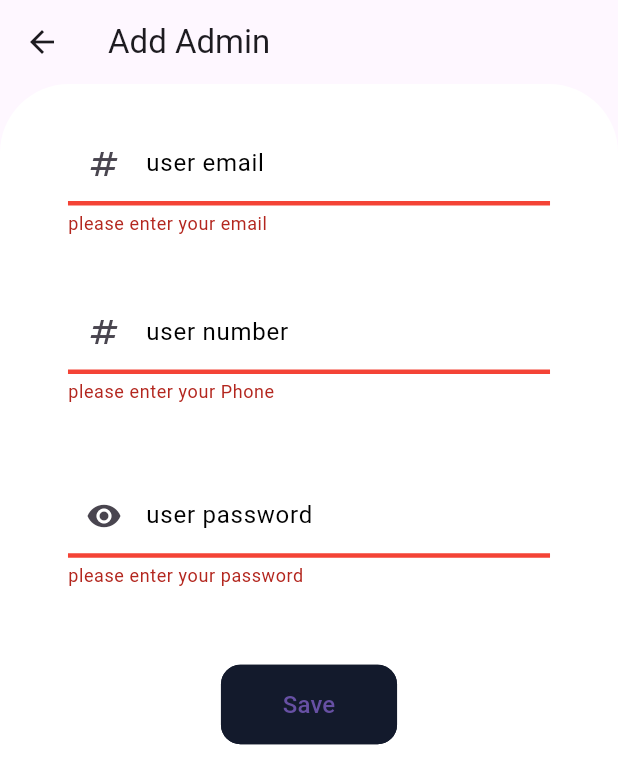
After one commit to r00texploit/barcode, a Flutter app: the AddAdmin screen opened directly, after a tap on "Save", on a phone screen of 412 x 824 dp. The commit adds this screen. Shown: the top 784 px of the screen. Run offline on Flutter 3.47's test engine with Material 3 defaults, Android fonts, the light colour scheme and no system bars; our stand-ins replace cached_network_image, camera, cloud_firestore, firebase_auth, firebase_core, firebase_storage and 3 more; missing offline and left inert: bottom_picker, google_mlkit_barcode_scanning, google_mlkit_commons; accounts and stored records are empty.

Commit message:
add v3.1

```diff
--- a/lib/controller/auth_controller.dart
+++ b/lib/controller/auth_controller.dart
@@ -197,6 +197,39 @@ class AuthController extends GetxController {
     }
   }
 
+  void addAdmin() async {
+    final isValid = formKey.currentState!.validate();
+    if (!isValid) {
+      update();
+      return;
+    } else {
+      try {
+        showdilog();
+        FirebaseAuth auth = FirebaseAuth.instance;
+        final credential = await auth.createUserWithEmailAndPassword(
+            email: email.text, password: password.text);
+        await credential.user!.reload();
+        await FirebaseFirestore.instance
+            .collection('user')
+            .doc(credential.user!.uid)
+            .set({
+          'type': "admin",
+          'number': number.text,
+          'email': email.text,
+          'uid': credential.user!.uid,
+        });
+        // clear();
+        Get.back();
+        showbar("Admin Added", "Admin Added", "Admin Added ", true);
+      } catch (e)
+      // clear();
+      {
+        Get.back();
+        showbar("Error", "Error", e.toString(), false);
+      }
+    }
+  }
+
   void addUser() async {
     final isValid = formKey.currentState!.validate();
     if (!isValid) {
--- a/lib/main.dart
+++ b/lib/main.dart
@@ -1,7 +1,7 @@
 import 'package:barcode/controller/auth_controller.dart';
+import 'package:barcode/firebase_options.dart';
 import 'package:barcode/screens/welcome_page.dart';
 import 'package:firebase_core/firebase_core.dart';
-import 'firebase_options.dart';
 import 'package:flutter/material.dart';
 import 'package:get/get.dart';
 
--- /dev/null
+++ b/lib/screens/add_admin.dart
@@ -0,0 +1,113 @@
+
+import 'package:barcode/controller/auth_controller.dart';
+import 'package:barcode/widgets/custom_textfield.dart';
+import 'package:flutter/material.dart';
+import 'package:get/get.dart';
+
+import '../controller/add_product_controller.dart';
+
+class AddAdmin extends StatelessWidget {
+  const AddAdmin({Key? key}) : super(key: key);
+
+  @override
+  Widget build(BuildContext context) {
+    return Scaffold(
+      appBar: AppBar(
+        title: const Text('Add Admin'),
+      ),
+      resizeToAvoidBottomInset: false,
+      body: form(context),
+    );
+  }
+}
+
+Widget form(context) {
+  TextEditingController n = TextEditingController();
+  var height = MediaQuery.of(context).size.height;
+  var width = MediaQuery.of(context).size.width;
+  return GetBuilder<AuthController>(
+      init: AuthController(),
+      builder: (_) {
+        return Form(
+          key: _.formKey,
+          child: Container(
+              // height: height * 0.65,
+              decoration: const BoxDecoration(
+                color: Colors.white,
+                borderRadius: BorderRadius.only(
+                  topLeft: Radius.circular(46),
+                  topRight: Radius.circular(46),
+                ),
+              ),
+              child: ListView(
+                padding: EdgeInsets.only(top: 5),
+                // crossAxisAlignment: CrossAxisAlignment.center,
+                children: [
+                  Column(
+                    children: [
+                      const SizedBox(height: 10),
+                      CustomTextField(
+                        controller: _.email,
+                        validator: (value) {
+                          return _.validateEmail(value!);
+                        },
+                        lable: 'user email',
+                        icon: const Icon(Icons.numbers),
+                        input: TextInputType.text,
+                      ),
+                      const SizedBox(height: 10),
+                      CustomTextField(
+                        controller: _.number,
+                        validator: (value) {
+                          return _.validateNumber(value!);
+                        },
+                        lable: 'user number',
+                        icon: const Icon(Icons.numbers),
+                        input: TextInputType.number,
+                      ),
+                      const SizedBox(height: 20),
+                      CustomTextField(
+                        controller: _.password,
+                        validator: (value) {
+                          return _.validatePassword(value!);
+                        },
+                        lable: 'user password',
+                        icon: const Icon(Icons.visibility),
+                        input: TextInputType.visiblePassword,
+                      ),
+                      const SizedBox(height: 20),
+                      Padding(
+                        padding: const EdgeInsets.all(15.0),
+                        child: TextButton(
+                            onPressed: () async {
+                              _.addAdmin();
+                            },
+                            style: ButtonStyle(
+                              padding: MaterialStateProperty.all(
+                                  EdgeInsets.only(
+                                      top: height / 55,
+                                      bottom: height / 55,
+                                      left: width / 10,
+                                      right: width / 10)),
+                              backgroundColor: MaterialStateProperty.all(
+                                  const Color.fromRGBO(19, 26, 44, 1.0)),
+                              shape: MaterialStateProperty.all<
+                                      RoundedRectangleBorder>(
+                                  RoundedRectangleBorder(
+                                      borderRadius: BorderRadius.circular(13),
+                                      side: const BorderSide(
+                                          color: Color.fromRGBO(
+                                              19, 26, 44, 1.0)))),
+                            ),
+                            child: const Text(
+                              'Save',
+                              style: TextStyle(fontSize: 16),
+                            )),
+                      )
+                    ],
+                  ),
+                ],
+              )),
+        );
+      });
+}
```
Also changed, not shown: lib/screens/mangment.dart (+23 -1 lines), lib/screens/show_admin.dart (added, +173 -0 lines), lib/screens/show_products.dart (added, +213 -0 lines), pubspec.lock.
